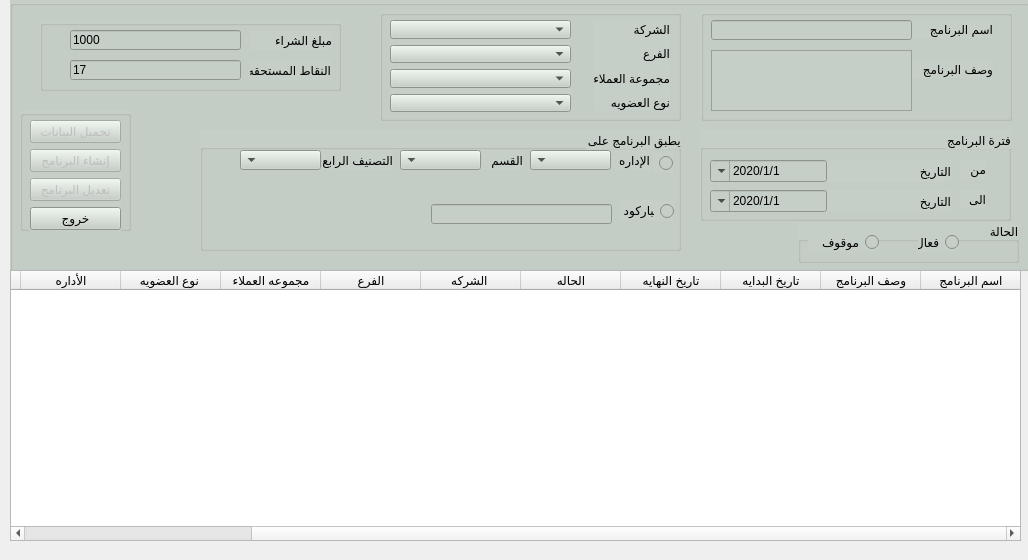
Before: the Qt Designer form presentation/loyalty_ui/createModifyLoyalityProg.ui in shymaa123456/HyperPOS2020, drawn with Qt 5.
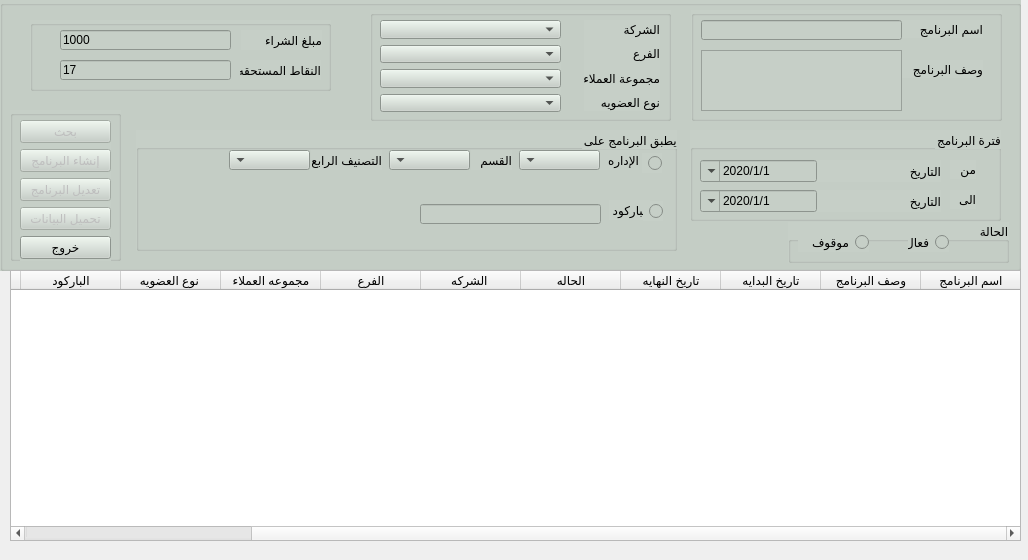
After: the same form once the commit is applied.

Commit message: create and search in loy prog

```diff
--- a/presentation/loyalty_ui/createModifyLoyalityProg.ui
+++ b/presentation/loyalty_ui/createModifyLoyalityProg.ui
@@ -45,7 +45,7 @@
   <widget class="QGroupBox" name="groupBox">
    <property name="geometry">
     <rect>
-     <x>10</x>
+     <x>0</x>
      <y>0</y>
      <width>1021</width>
      <height>271</height>
@@ -336,7 +336,7 @@
       <x>10</x>
       <y>110</y>
       <width>111</width>
-      <height>121</height>
+      <height>151</height>
      </rect>
     </property>
     <property name="title">
@@ -348,17 +348,17 @@
        <x>10</x>
        <y>10</y>
        <width>91</width>
-       <height>112</height>
+       <height>141</height>
       </rect>
      </property>
      <layout class="QVBoxLayout" name="verticalLayout">
       <item>
-       <widget class="QPushButton" name="Qbtn_upload">
+       <widget class="QPushButton" name="Qbtn_search">
         <property name="enabled">
          <bool>false</bool>
         </property>
         <property name="text">
-         <string>تحميل البيانات</string>
+         <string>بحث</string>
         </property>
        </widget>
       </item>
@@ -382,6 +382,16 @@
         </property>
        </widget>
       </item>
+      <item>
+       <widget class="QPushButton" name="Qbtn_upload">
+        <property name="enabled">
+         <bool>false</bool>
+        </property>
+        <property name="text">
+         <string>تحميل البيانات</string>
+        </property>
+       </widget>
+      </item>
       <item>
        <widget class="QPushButton" name="Qbtn_exit">
         <property name="text">
@@ -508,9 +518,9 @@
    <widget class="QGroupBox" name="groupBox_7">
     <property name="geometry">
      <rect>
-      <x>190</x>
+      <x>136</x>
       <y>130</y>
-      <width>481</width>
+      <width>541</width>
       <height>121</height>
      </rect>
     </property>
@@ -523,7 +533,7 @@
     <widget class="QLabel" name="label_13">
      <property name="geometry">
       <rect>
-       <x>409</x>
+       <x>462</x>
        <y>20</y>
        <width>41</width>
        <height>20</height>
@@ -536,7 +546,7 @@
     <widget class="QComboBox" name="CMB_department">
      <property name="geometry">
       <rect>
-       <x>330</x>
+       <x>383</x>
        <y>20</y>
        <width>81</width>
        <height>20</height>
@@ -546,7 +556,7 @@
     <widget class="QLabel" name="label_14">
      <property name="geometry">
       <rect>
-       <x>420</x>
+       <x>473</x>
        <y>70</y>
        <width>41</width>
        <height>20</height>
@@ -559,7 +569,7 @@
     <widget class="QLineEdit" name="Qline_barcode">
      <property name="geometry">
       <rect>
-       <x>231</x>
+       <x>284</x>
        <y>74</y>
        <width>181</width>
        <height>20</height>
@@ -569,7 +579,7 @@
     <widget class="QLabel" name="label_15">
      <property name="geometry">
       <rect>
-       <x>282</x>
+       <x>335</x>
        <y>20</y>
        <width>41</width>
        <height>20</height>
@@ -582,7 +592,7 @@
     <widget class="QComboBox" name="CMB_section">
      <property name="geometry">
       <rect>
-       <x>200</x>
+       <x>253</x>
        <y>20</y>
        <width>81</width>
        <height>20</height>
@@ -592,7 +602,7 @@
     <widget class="QLabel" name="label_16">
      <property name="geometry">
       <rect>
-       <x>122</x>
+       <x>175</x>
        <y>20</y>
        <width>71</width>
        <height>20</height>
@@ -605,7 +615,7 @@
     <widget class="QComboBox" name="CMB_level4">
      <property name="geometry">
       <rect>
-       <x>40</x>
+       <x>93</x>
        <y>20</y>
        <width>81</width>
        <height>20</height>
@@ -615,7 +625,7 @@
     <widget class="QRadioButton" name="Qradio_bmc">
      <property name="geometry">
       <rect>
-       <x>453</x>
+       <x>506</x>
        <y>23</y>
        <width>20</width>
        <height>20</height>
@@ -631,7 +641,7 @@
     <widget class="QRadioButton" name="Qradio_barcode">
      <property name="geometry">
       <rect>
-       <x>454</x>
+       <x>507</x>
        <y>71</y>
        <width>20</width>
        <height>20</height>
@@ -705,7 +715,7 @@
       </column>
       <column>
        <property name="text">
-        <string>الأداره</string>
+        <string>الباركود</string>
        </property>
       </column>
       <column>
```
Left out of the diff: 2 changed lines with no effect on the pictures. The commit also changes 2 other files.
